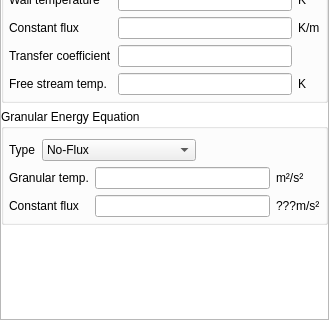
Above: mfixgui/uifiles/boundary_conditions.ui from truongd8593/mfix before the change; both pictures show x 0 to 329 and y 541 to 861 of the 329 by 861 pixel window. Below: the same form after it.
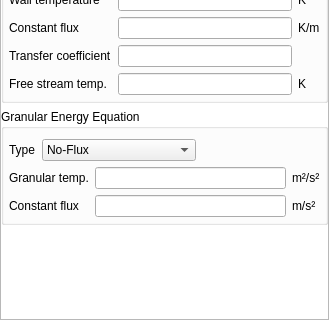
That is the form after the change. The open tabs and pages were chosen to show the change. Custom widgets are drawn as their Qt base class.

Commit message: bc_c_theta_m_units

```diff
--- a/mfixgui/uifiles/boundary_conditions.ui
+++ b/mfixgui/uifiles/boundary_conditions.ui
@@ -1972,7 +1972,7 @@
                    <item row="2" column="2">
                     <widget class="QLabel" name="label_bc_c_theta_m_units">
                      <property name="text">
-                      <string>???m/s²</string>
+                      <string>m/s²</string>
                      </property>
                     </widget>
                    </item>
```
